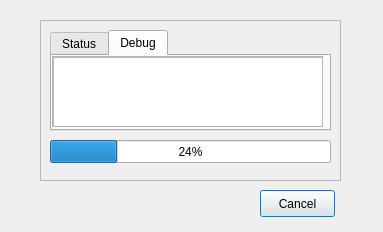
The window that linkcheck/gui/ui/progress.ui (wummel/linkchecker) describes before a commit, drawn with Qt 5.
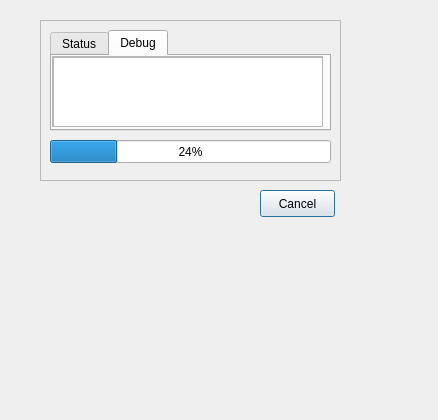
The same window after the commit. The open tabs and pages were chosen to show the change.

```diff
--- a/linkcheck/gui/ui/progress.ui
+++ b/linkcheck/gui/ui/progress.ui
@@ -8,8 +8,8 @@
    <rect>
     <x>0</x>
     <y>0</y>
-    <width>383</width>
-    <height>232</height>
+    <width>438</width>
+    <height>420</height>
    </rect>
   </property>
   <property name="windowTitle" >
```
Left out of the diff: 4 changed lines with no effect on the pictures.
